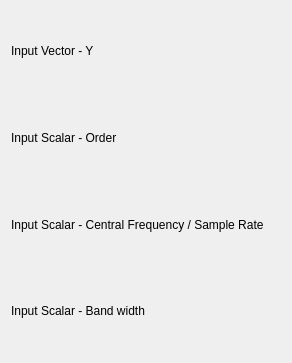
This is src/plugins/filters/butterworth_bandpass/filterbutterworthbandpassconfig.ui in Kst-plot/kst as Qt 5 draws it before an edit. The edited form follows.
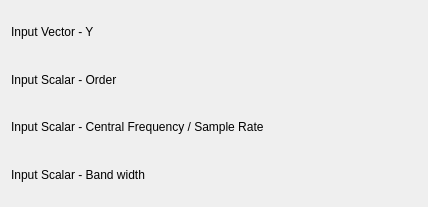
This is the edited form. Custom widgets are drawn as their Qt base class.

```diff
--- a/src/plugins/filters/butterworth_bandpass/filterbutterworthbandpassconfig.ui
+++ b/src/plugins/filters/butterworth_bandpass/filterbutterworthbandpassconfig.ui
@@ -5,13 +5,19 @@
    <rect>
     <x>0</x>
     <y>0</y>
-    <width>292</width>
-    <height>363</height>
+    <width>428</width>
+    <height>207</height>
    </rect>
   </property>
+  <property name="minimumSize" >
+   <size>
+    <width>400</width>
+    <height>0</height>
+   </size>
+  </property>
   <layout class="QVBoxLayout" name="verticalLayout" >
    <item>
-    <layout class="QHBoxLayout" name="horizontalLayout" >
+    <layout class="QHBoxLayout" name="horizontalLayout_4" >
      <item>
       <widget class="QLabel" name="label_3" >
        <property name="sizePolicy" >
@@ -28,6 +34,19 @@
        </property>
       </widget>
      </item>
+     <item>
+      <spacer name="horizontalSpacer" >
+       <property name="orientation" >
+        <enum>Qt::Horizontal</enum>
+       </property>
+       <property name="sizeHint" stdset="0" >
+        <size>
+         <width>40</width>
+         <height>20</height>
+        </size>
+       </property>
+      </spacer>
+     </item>
      <item>
       <widget class="Kst::VectorSelector" native="1" name="_vector" >
        <property name="sizePolicy" >
@@ -41,7 +60,7 @@
     </layout>
    </item>
    <item>
-    <layout class="QHBoxLayout" name="horizontalLayout_2" >
+    <layout class="QHBoxLayout" name="horizontalLayout_3" >
      <item>
       <widget class="QLabel" name="label_4" >
        <property name="sizePolicy" >
@@ -58,13 +77,26 @@
        </property>
       </widget>
      </item>
+     <item>
+      <spacer name="horizontalSpacer_2" >
+       <property name="orientation" >
+        <enum>Qt::Horizontal</enum>
+       </property>
+       <property name="sizeHint" stdset="0" >
+        <size>
+         <width>40</width>
+         <height>20</height>
+        </size>
+       </property>
+      </spacer>
+     </item>
      <item>
       <widget class="Kst::ScalarSelector" native="1" name="_scalarOrder" />
      </item>
     </layout>
    </item>
    <item>
-    <layout class="QHBoxLayout" name="horizontalLayout_3" >
+    <layout class="QHBoxLayout" name="horizontalLayout_2" >
      <item>
       <widget class="QLabel" name="label_5" >
        <property name="sizePolicy" >
@@ -81,13 +113,26 @@
        </property>
       </widget>
      </item>
+     <item>
+      <spacer name="horizontalSpacer_3" >
+       <property name="orientation" >
+        <enum>Qt::Horizontal</enum>
+       </property>
+       <property name="sizeHint" stdset="0" >
+        <size>
+         <width>40</width>
+         <height>20</height>
+        </size>
+       </property>
+      </spacer>
+     </item>
      <item>
       <widget class="Kst::ScalarSelector" native="1" name="_scalarRate" />
      </item>
     </layout>
    </item>
    <item>
-    <layout class="QHBoxLayout" name="horizontalLayout_4" >
+    <layout class="QHBoxLayout" name="horizontalLayout" >
      <item>
       <widget class="QLabel" name="label_6" >
        <property name="sizePolicy" >
@@ -104,6 +149,19 @@
        </property>
       </widget>
      </item>
+     <item>
+      <spacer name="horizontalSpacer_4" >
+       <property name="orientation" >
+        <enum>Qt::Horizontal</enum>
+       </property>
+       <property name="sizeHint" stdset="0" >
+        <size>
+         <width>40</width>
+         <height>20</height>
+        </size>
+       </property>
+      </spacer>
+     </item>
      <item>
       <widget class="Kst::ScalarSelector" native="1" name="_scalarBandwidth" />
      </item>
```
